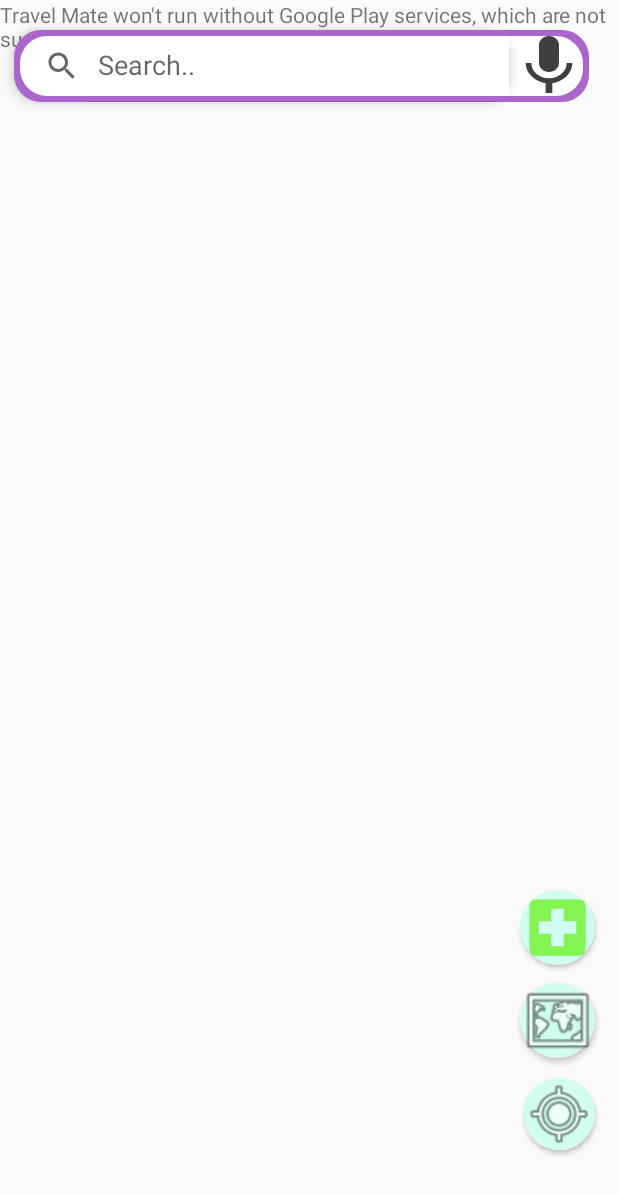
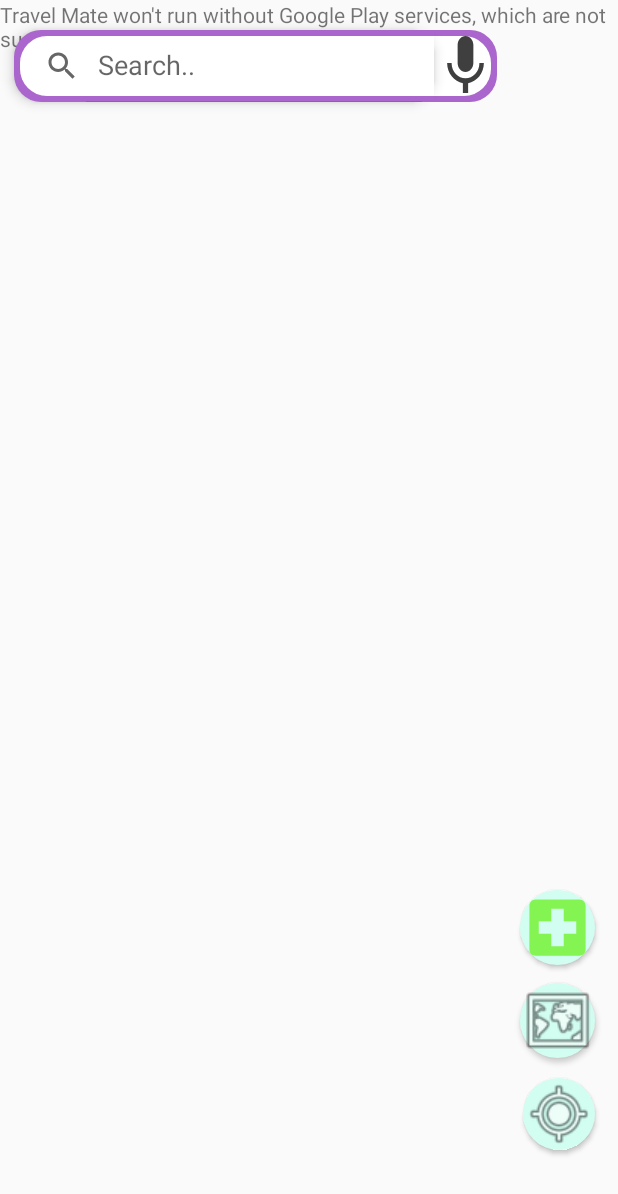
Before and after one commit to Ramachandra-2096/Travel_mate, an Android app: the screen it shows after launch (MapsActivity), on a phone screen of 412 x 824 dp. Shown: the top 1194 px of the screen. Run offline under Robolectric (Android 15) with nearby library versions, the phone set to English and light mode, and no system bars; our stand-ins replace Firebase (no records; nobody signed in at launch, a user with empty details on screens opened directly); libraries missing offline, so code that uses them is left out: com.google.maps.android.

Commit message:
maded responsive

```diff
--- /dev/null
+++ b/app/src/main/java/com/example/googlemaps/LocationUtils.java
@@ -0,0 +1,47 @@
+package com.example.googlemaps;
+
+import android.content.Context;
+import android.content.Intent;
+import android.location.LocationManager;
+import android.provider.Settings;
+import android.os.Handler;
+
+public class LocationUtils {
+
+    private static final int CHECK_INTERVAL = 1000; // 1 second interval for checking location status
+
+    public static void checkLocationStatus(final Context context, final OnLocationEnabledListener listener) {
+        final LocationManager locationManager = (LocationManager) context.getSystemService(Context.LOCATION_SERVICE);
+
+        if (locationManager != null && locationManager.isProviderEnabled(LocationManager.GPS_PROVIDER)) {
+            // Location is already enabled
+            listener.onLocationEnabled();
+        } else {
+            // Location is not enabled, prompt the user to enable it
+            listener.onLocationDisabled();
+
+            // Open location settings
+            context.startActivity(new Intent(Settings.ACTION_LOCATION_SOURCE_SETTINGS));
+
+            // Check location status continuously
+            final Handler handler = new Handler();
+            handler.postDelayed(new Runnable() {
+                @Override
+                public void run() {
+                    if (locationManager != null && locationManager.isProviderEnabled(LocationManager.GPS_PROVIDER)) {
+                        // Location is enabled now
+                        listener.onLocationEnabled();
+                    } else {
+                        // Continue checking location status
+                        handler.postDelayed(this, CHECK_INTERVAL);
+                    }
+                }
+            }, CHECK_INTERVAL);
+        }
+    }
+
+    public interface OnLocationEnabledListener {
+        void onLocationEnabled();
+        void onLocationDisabled();
+    }
+}
--- a/app/src/main/res/layout/activity_maps.xml
+++ b/app/src/main/res/layout/activity_maps.xml
@@ -52,9 +52,17 @@
         android:background="@drawable/round_button"
         android:onClick="showHospitals"/>
 
+    <LinearLayout
+        android:layout_width="match_parent"
+        android:layout_height="wrap_content">
+
+        <RelativeLayout
+            android:layout_width="wrap_content"
+            android:layout_height="match_parent">
+
             <SearchView
                 android:id="@+id/mapsearch"
-        android:layout_width="330dp"
+                android:layout_width="280dp"
                 android:layout_height="wrap_content"
                 android:layout_alignParentStart="true"
                 android:layout_alignParentTop="true"
@@ -68,16 +76,19 @@
 
             <ImageView
                 android:id="@+id/imageView3"
-        android:layout_width="53dp"
+                android:layout_width="42dp"
                 android:layout_height="48dp"
                 android:layout_alignParentTop="true"
                 android:layout_marginStart="0dp"
+                android:layout_marginLeft="50dp"
                 android:layout_marginTop="20dp"
                 android:layout_toEndOf="@+id/mapsearch"
                 android:layout_weight="1"
+                android:background="@drawable/mic"
+                android:onClick="openmic"
                 android:scaleType="fitCenter"
-        android:onClick="openmic"
-        android:background="@drawable/mic"
-        android:foreground="@drawable/baseline_mic_24" />
-
+                android:foreground="@drawable/baseline_mic_24"
+                map:srcCompat="@drawable/baseline_mic_24" />
         </RelativeLayout>
+    </LinearLayout>
+</RelativeLayout>
```
Also changed, not shown: app/src/main/java/com/example/googlemaps/MapsActivity.java (+26 -0 lines). Lines whose indentation alone changed are shown as unchanged.
